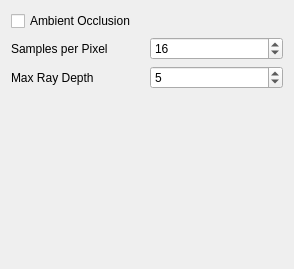
Old version of the form ParaView/OSPRayViewOptions.ui in the repository TACC/pvOSPRay.
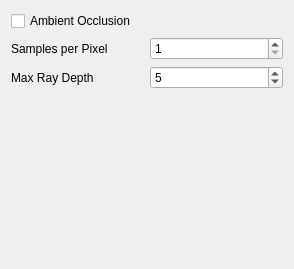
New version of the form.

Diff of the .ui file:
```diff
--- a/ParaView/OSPRayViewOptions.ui
+++ b/ParaView/OSPRayViewOptions.ui
@@ -59,7 +59,7 @@
         <number>1</number>
        </property>
       <property name="value">
-        <number>16</number>
+        <number>1</number>
        </property>
       </widget>
      </item>
```
